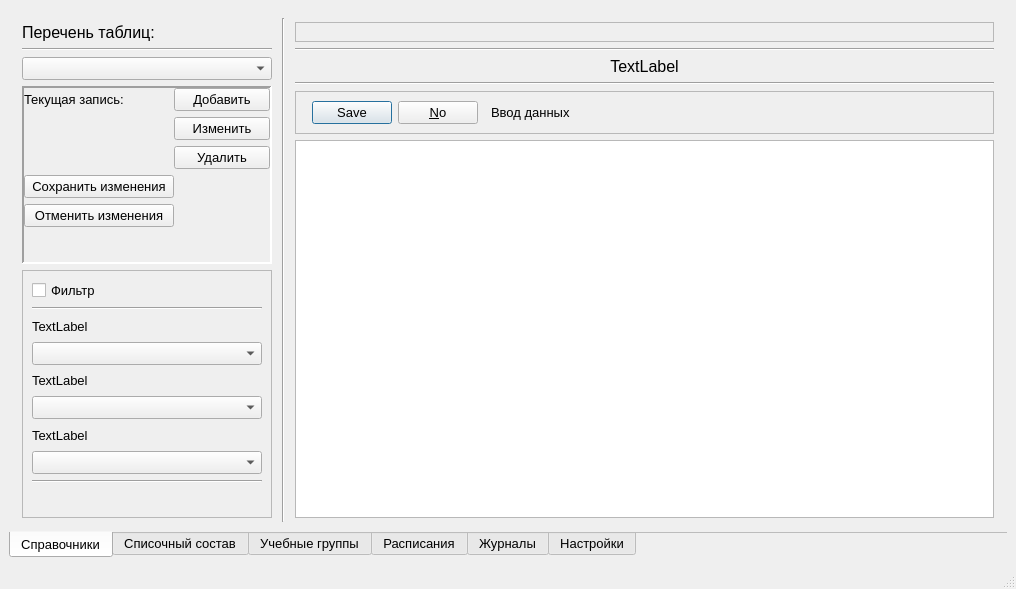
Above: widgets/MainWindow.ui from AlexanderSokolov69/Journals before the change. Below: the same form after it.
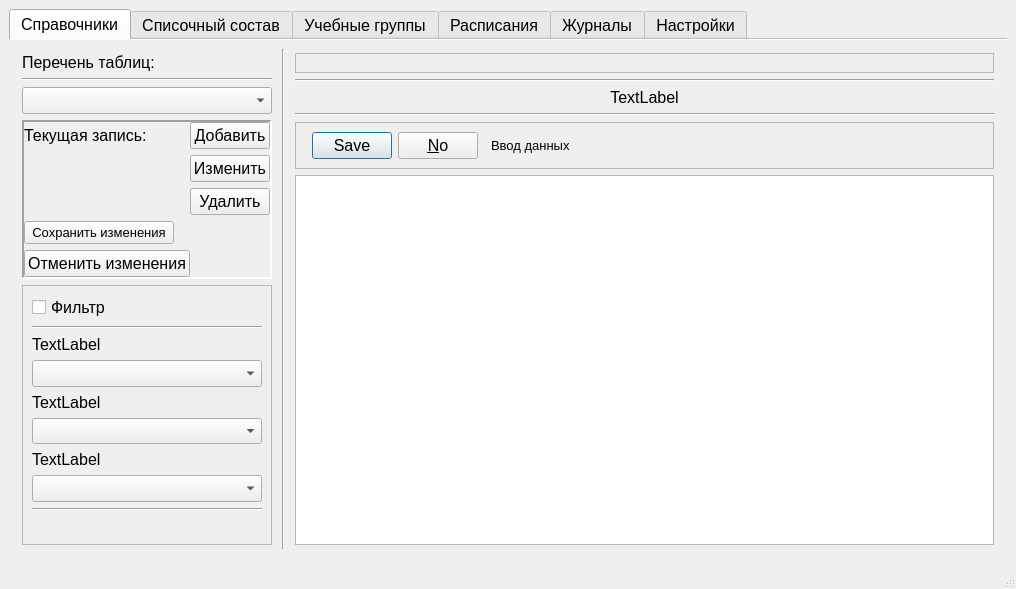
That is the form after the change. The open tabs and pages were chosen to show the change. Icons and pictures are not drawn.

```diff
--- a/widgets/MainWindow.ui
+++ b/widgets/MainWindow.ui
@@ -32,11 +32,11 @@
      <widget class="QTabWidget" name="MainTab">
       <property name="font">
        <font>
-        <pointsize>10</pointsize>
+        <pointsize>12</pointsize>
        </font>
       </property>
       <property name="tabPosition">
-       <enum>QTabWidget::South</enum>
+       <enum>QTabWidget::North</enum>
       </property>
       <property name="currentIndex">
        <number>1</number>
@@ -134,7 +134,7 @@
             </property>
             <property name="font">
              <font>
-              <pointsize>10</pointsize>
+              <pointsize>12</pointsize>
              </font>
             </property>
            </widget>
```
Left out of the diff: 6 changed lines with no effect on the pictures.
